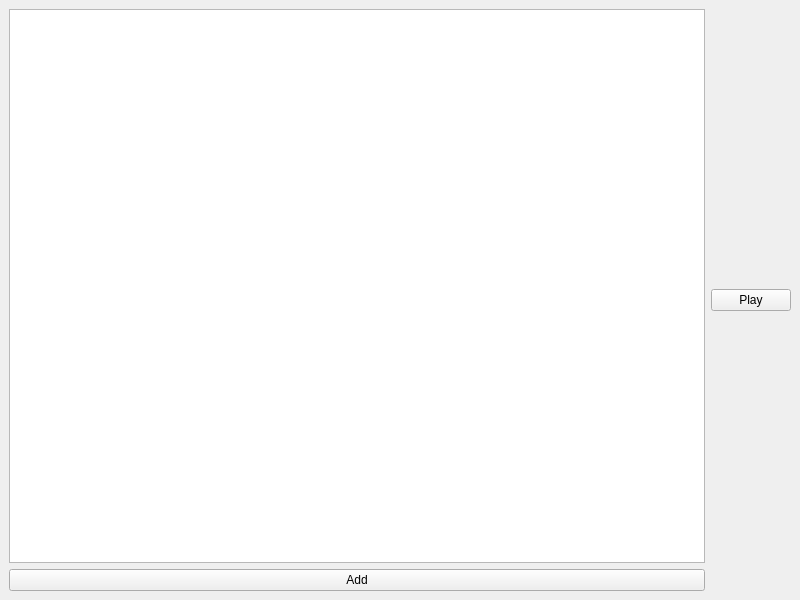
Old version of the form picker/mainwindow.ui in the repository nrbyte/numvisz.
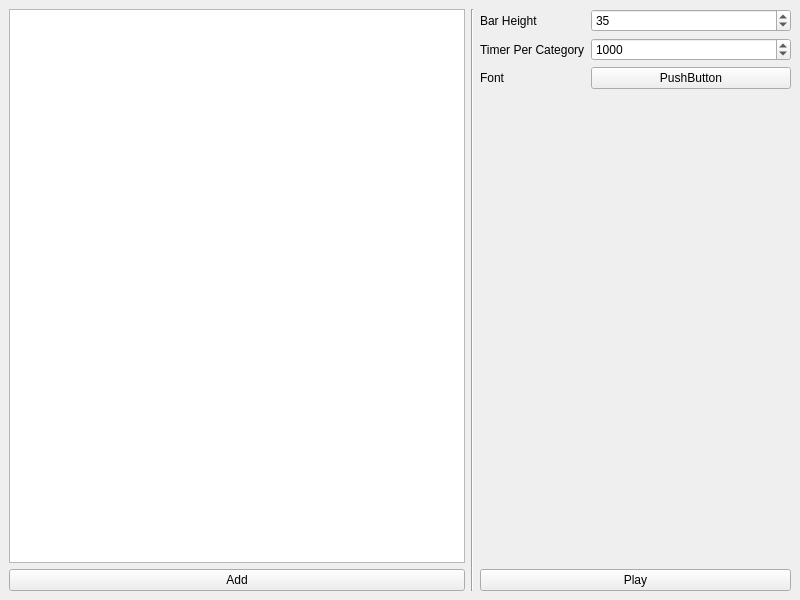
New version of the form.

Commit message: Added options to change the bar height, timing and font of the visualization before launching

What changed in the file:
```diff
--- a/picker/mainwindow.ui
+++ b/picker/mainwindow.ui
@@ -31,8 +31,79 @@
         </item>
        </layout>
       </item>
+      <item>
+       <widget class="Line" name="line">
+        <property name="orientation">
+         <enum>Qt::Vertical</enum>
+        </property>
+       </widget>
+      </item>
       <item>
        <layout class="QVBoxLayout" name="verticalLayout_3">
+        <item>
+         <layout class="QFormLayout" name="formLayout">
+          <item row="0" column="0">
+           <widget class="QLabel" name="label">
+            <property name="text">
+             <string>Bar Height</string>
+            </property>
+           </widget>
+          </item>
+          <item row="1" column="0">
+           <widget class="QLabel" name="label_2">
+            <property name="text">
+             <string>Timer Per Category</string>
+            </property>
+           </widget>
+          </item>
+          <item row="0" column="1">
+           <widget class="QSpinBox" name="spinBarHeight">
+            <property name="minimumSize">
+             <size>
+              <width>200</width>
+              <height>0</height>
+             </size>
+            </property>
+            <property name="minimum">
+             <number>1</number>
+            </property>
+            <property name="maximum">
+             <number>10000</number>
+            </property>
+            <property name="value">
+             <number>35</number>
+            </property>
+           </widget>
+          </item>
+          <item row="1" column="1">
+           <widget class="QSpinBox" name="spinTimePerCategory">
+            <property name="minimum">
+             <number>1</number>
+            </property>
+            <property name="maximum">
+             <number>1000000</number>
+            </property>
+            <property name="value">
+             <number>1000</number>
+            </property>
+           </widget>
+          </item>
+          <item row="2" column="1">
+           <widget class="QPushButton" name="fontButton">
+            <property name="text">
+             <string>PushButton</string>
+            </property>
+           </widget>
+          </item>
+          <item row="2" column="0">
+           <widget class="QLabel" name="label_3">
+            <property name="text">
+             <string>Font</string>
+            </property>
+           </widget>
+          </item>
+         </layout>
+        </item>
         <item>
          <widget class="QPushButton" name="playButton">
           <property name="text">
```
Left out of the diff: 2 changed lines with no effect on the pictures. The commit also changes 5 other files.
